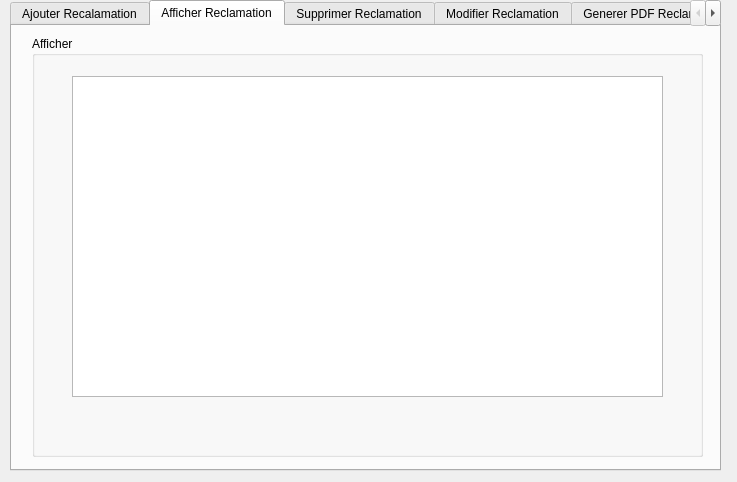
rbaihis/Projet_station_2a21_G5, file maquette_yesmin.ui: the form before one commit.
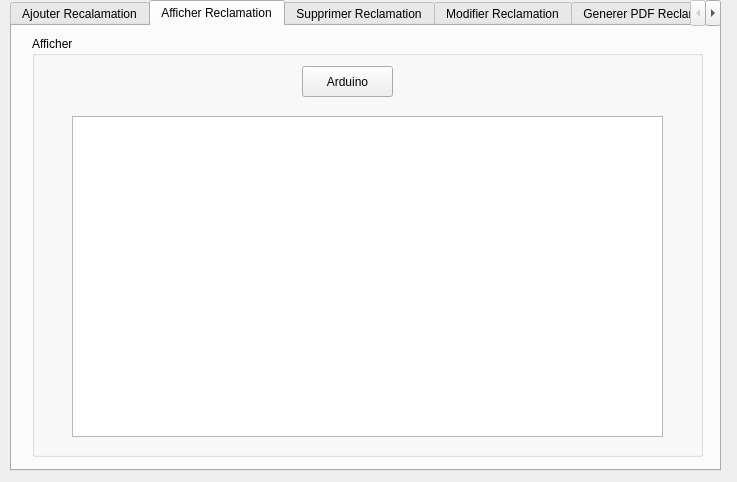
The form after the commit. The open tabs and pages were chosen to show the change.

```diff
--- a/maquette_yesmin.ui
+++ b/maquette_yesmin.ui
@@ -478,12 +478,25 @@
       <property name="geometry">
        <rect>
         <x>40</x>
-        <y>40</y>
+        <y>80</y>
         <width>591</width>
         <height>321</height>
        </rect>
       </property>
      </widget>
+     <widget class="QPushButton" name="pb_arduino">
+      <property name="geometry">
+       <rect>
+        <x>270</x>
+        <y>30</y>
+        <width>91</width>
+        <height>31</height>
+       </rect>
+      </property>
+      <property name="text">
+       <string>Arduino</string>
+      </property>
+     </widget>
     </widget>
    </widget>
    <widget class="QWidget" name="tab_2">
```
Left out of the diff: 93 changed lines with no effect on the pictures.
